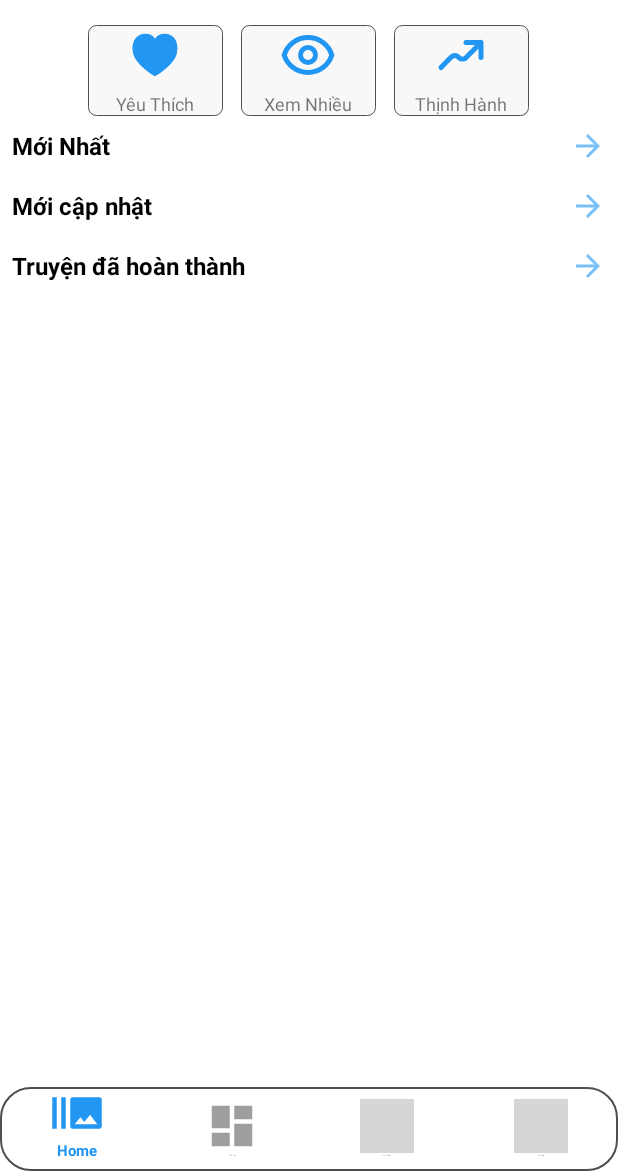
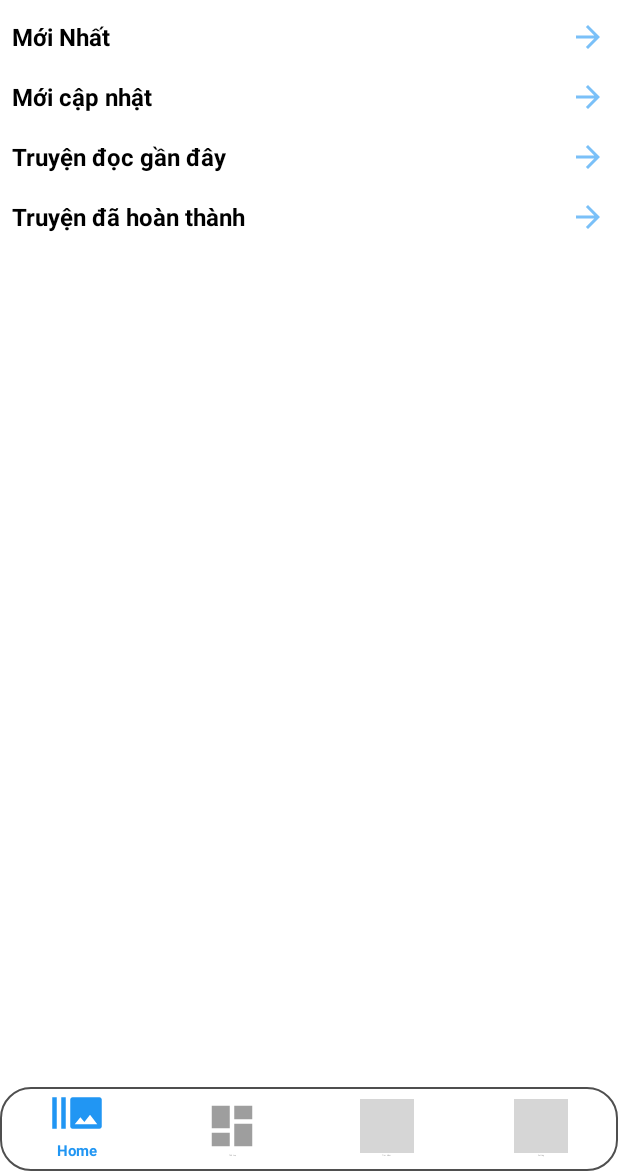
Before and after one commit to HandQ2212/ProReadApp, an Android app: the screen it shows after launch (MainActivity), on a phone screen of 412 x 824 dp, the part 65-1236 px from its top. Run offline under Robolectric (Android 15) with nearby library versions, the phone set to English and light mode, and no system bars; our stand-ins replace Room's generated code, navigation-ui; grey boxes are pictures that could not be loaded.

Commit message:
feat: them muc truyen doc gan day

```diff
--- a/App Mobile/app/src/main/java/com/example/proreadapp/dao/StoryDao.java
+++ b/App Mobile/app/src/main/java/com/example/proreadapp/dao/StoryDao.java
@@ -55,6 +55,12 @@ public interface StoryDao {
     @Query("SELECT * FROM stories WHERE status = 1")
     LiveData<List<Story>> getCompleteStories();
 
+    @Query("UPDATE stories SET lastReadAt = :timestamp WHERE id = :storyId")
+    void updateLastReadTime(String storyId, long timestamp);
+
+    @Query("SELECT * FROM stories ORDER BY lastReadAt DESC LIMIT 10")
+    LiveData<List<Story>> getRecentlyReadStories();
+
 
     // Chèn hoặc bỏ qua nếu trùng key
     @Insert(onConflict = OnConflictStrategy.IGNORE)
--- a/App Mobile/app/src/main/java/com/example/proreadapp/model/Story.java
+++ b/App Mobile/app/src/main/java/com/example/proreadapp/model/Story.java
@@ -20,6 +20,7 @@ public class Story {
 
     private long createdAt;
     private long updatedAt;
+    private long lastReadAt;
     private boolean status;
 
     public Story(@NonNull String id, String title, String author, String info, String description, Integer imageResId, String imageUri) {
@@ -93,4 +94,12 @@ public class Story {
     public void setImageUri(String imageUri) {
         this.imageUri = imageUri;
     }
+
+    public long getLastReadAt() {
+        return lastReadAt;
+    }
+
+    public void setLastReadAt(long lastReadAt) {
+        this.lastReadAt = lastReadAt;
+    }
 }
--- a/App Mobile/app/src/main/java/com/example/proreadapp/repository/StoryRepository.java
+++ b/App Mobile/app/src/main/java/com/example/proreadapp/repository/StoryRepository.java
@@ -64,6 +64,7 @@ public class StoryRepository {
     }
 
 
+
     public LiveData<List<Chapter>> getChaptersByStoryId(String storyId) {
         return chapterDao.getChaptersByStoryId(storyId);
     }
@@ -75,6 +76,15 @@ public class StoryRepository {
     public LiveData<List<Story>> getRecentlyUpdatedStories() {
         return storyDao.getRecentlyUpdatedStories();
     }
+
+    public LiveData<List<Story>> getRecentlyReadStories() {
+        return storyDao.getRecentlyReadStories();
+    }
+
+    public void updateLastReadTime(String storyId, long timestamp) {
+        storyDao.updateLastReadTime(storyId, timestamp);
+    }
+
 
     public LiveData<List<Category>> getCategoriesByStoryId(String storyId) {
         return storyDao.getCategoriesByStoryId(storyId);
--- a/App Mobile/app/src/main/java/com/example/proreadapp/view/StoryAddEditActivity.java
+++ b/App Mobile/app/src/main/java/com/example/proreadapp/view/StoryAddEditActivity.java
@@ -188,6 +188,7 @@ public class StoryAddEditActivity extends AppCompatActivity {
 
         Story story = new Story(storyId, title, author, info, description, R.drawable.ic_image_placeholder, imageUriString);
         storyViewModel.insertStory(story);
+        story.setLastReadAt(0);
 
         // Cập nhật danh sách thể loại cho truyện
         List<Category> selectedCategories = categoryAdapter.getSelectedCategories();
--- a/App Mobile/app/src/main/java/com/example/proreadapp/view/StoryDetailActivity.java
+++ b/App Mobile/app/src/main/java/com/example/proreadapp/view/StoryDetailActivity.java
@@ -35,11 +35,12 @@ public class StoryDetailActivity extends AppCompatActivity {
         }
 
         storyDetailViewModel = new ViewModelProvider(this).get(StoryDetailViewModel.class);
-
         String storyIdStr = getIntent().getStringExtra("storyId");
         if (storyIdStr != null) {
             storyDetailViewModel.loadStoryById(storyIdStr);
         }
+        storyDetailViewModel.updateLastReadTime(storyIdStr);
+
 
         storyDetailViewModel.getStoryLiveData().observe(this, story -> {
             if (story != null) {
--- a/App Mobile/app/src/main/java/com/example/proreadapp/view/fragment/HomeFragment.java
+++ b/App Mobile/app/src/main/java/com/example/proreadapp/view/fragment/HomeFragment.java
@@ -113,6 +113,30 @@ public class HomeFragment extends Fragment{
             binding.recyclerViewComplete.setLayoutManager(new LinearLayoutManager(getContext(), LinearLayoutManager.HORIZONTAL, false));
             binding.recyclerViewComplete.setAdapter(adapter);
         });
+
+        viewModel.getLastReadStoryList().observe(getViewLifecycleOwner(), stories -> {
+            if (stories != null) {
+                List<Story> filteredStories = new ArrayList<>();
+                for (Story s : stories) {
+                    if (s.getLastReadAt() > 0) {
+                        filteredStories.add(s);
+                    }
+                }
+
+                StoryAdapter adapter = new StoryAdapter(requireContext(), filteredStories, new StoryAdapter.OnStoryClickListener() {
+                    @Override
+                    public void onStoryClick(String storyId) {
+                        Intent intent = new Intent(requireContext(), StoryDetailActivity.class);
+                        intent.putExtra("storyId", storyId);
+                        startActivity(intent);
+                        Toast.makeText(requireContext(), "Clicked on story ID: " + storyId, Toast.LENGTH_SHORT).show();
+                    }
+                });
+                binding.recyclerViewLastRead.setLayoutManager(new LinearLayoutManager(getContext(), LinearLayoutManager.HORIZONTAL, false));
+                binding.recyclerViewLastRead.setAdapter(adapter);
+            }
+        });
+
     }
 
     @Override
--- a/App Mobile/app/src/main/java/com/example/proreadapp/viewmodel/HomeViewModel.java
+++ b/App Mobile/app/src/main/java/com/example/proreadapp/viewmodel/HomeViewModel.java
@@ -17,6 +17,7 @@ public class HomeViewModel extends ViewModel {
     private final LiveData<List<Story>> newestStoryList;
     private final LiveData<List<Story>> recentlyUpdatedStoryList;
     private final LiveData<List<Story>> completeStoryList;
+    private final LiveData<List<Story>> lastReadStoryList;
 
     private final MutableLiveData<List<String>> selectedStoryIds = new MutableLiveData<>();
     private final MutableLiveData<Boolean> navigateToShowList = new MutableLiveData<>();
@@ -27,6 +28,8 @@ public class HomeViewModel extends ViewModel {
         newestStoryList = storyRepository.getNewestStories();
         recentlyUpdatedStoryList = storyRepository.getRecentlyUpdatedStories();
         completeStoryList = storyRepository.getCompleteStories();
+        lastReadStoryList = storyRepository.getRecentlyReadStories();
+
     }
 
 
@@ -38,9 +41,8 @@ public class HomeViewModel extends ViewModel {
         return recentlyUpdatedStoryList;
     }
 
-    public LiveData<List<Story>> getCompleteStoryList() {
-        return completeStoryList;
-    }
+    public LiveData<List<Story>> getCompleteStoryList() { return completeStoryList; }
+    public LiveData<List<Story>> getLastReadStoryList() {   return lastReadStoryList;   }
 
     public LiveData<List<String>> getSelectedStoryIds() {
         return selectedStoryIds;
--- a/App Mobile/app/src/main/java/com/example/proreadapp/viewmodel/StoryDetailViewModel.java
+++ b/App Mobile/app/src/main/java/com/example/proreadapp/viewmodel/StoryDetailViewModel.java
@@ -15,11 +15,14 @@ import com.example.proreadapp.model.Story;
 import com.example.proreadapp.repository.StoryRepository;
 
 import java.util.List;
+import java.util.concurrent.Executor;
+import java.util.concurrent.Executors;
 
 public class StoryDetailViewModel extends AndroidViewModel {
     private final StoryRepository repository;
     private final ChapterDao chapterDao;
     private final MutableLiveData<Story> storyLiveData = new MutableLiveData<>();
+    private final Executor executor = Executors.newSingleThreadExecutor();
 
     public StoryDetailViewModel(@NonNull Application application) {
         super(application);
@@ -41,4 +44,10 @@ public class StoryDetailViewModel extends AndroidViewModel {
         return chapterDao.getChaptersByStoryId(storyId);
     }
 
+    public void updateLastReadTime(String storyId) {
+        executor.execute(() -> {
+            repository.updateLastReadTime(storyId, System.currentTimeMillis());
+        });    }
+
+
 }
--- a/App Mobile/app/src/main/res/layout/fragment_home.xml
+++ b/App Mobile/app/src/main/res/layout/fragment_home.xml
@@ -28,91 +28,6 @@
             android:layout_height="wrap_content"
             android:orientation="vertical"
             android:padding="8dp">
-
-            <!--Hàng các nút Yêu Thích, Xem Nhiều, Thịnh Hành-->
-            <LinearLayout
-                android:layout_width="match_parent"
-                android:layout_height="wrap_content"
-                android:layout_marginTop="12dp"
-                android:gravity="center"
-                android:orientation="horizontal"
-                android:weightSum="4">
-
-                <!--Yêu thích-->
-                <LinearLayout
-                    android:id="@+id/layoutFavorite"
-                    android:layout_width="0dp"
-                    android:layout_height="wrap_content"
-                    android:layout_weight="1"
-                    android:layout_marginStart="6dp"
-                    android:layout_marginEnd="6dp"
-                    android:gravity="center"
-                    android:orientation="vertical"
-                    android:background="@drawable/bg_layout_oval_xam">
-
-                    <ImageView
-                        android:layout_width="40dp"
-                        android:layout_height="40dp"
-                        android:src="@drawable/love_svgrepo_com"/>
-
-                    <TextView
-                        android:layout_width="wrap_content"
-                        android:layout_height="wrap_content"
-                        android:layout_marginTop="4dp"
-                        android:text="Yêu Thích"
-                        android:textSize="12sp" />
-                </LinearLayout>
-
-                <!--Xem nhiều-->
-                <LinearLayout
-                    android:id="@+id/layoutMostView"
-                    android:layout_width="0dp"
-                    android:layout_height="wrap_content"
-                    android:layout_weight="1"
-                    android:layout_marginStart="6dp"
-                    android:layout_marginEnd="6dp"
-                    android:gravity="center"
-                    android:orientation="vertical"
-                    android:background="@drawable/bg_layout_oval_xam">
-
-                    <ImageView
-                        android:layout_width="40dp"
-                        android:layout_height="40dp"
-                        android:src="@drawable/eye_svgrepo_com"/>
-
-                    <TextView
-                        android:layout_width="wrap_content"
-                        android:layout_height="wrap_content"
-                        android:layout_marginTop="4dp"
-                        android:text="Xem Nhiều"
-                        android:textSize="12sp" />
-                </LinearLayout>
-
-                <!--Thịnh hành-->
-                <LinearLayout
-                    android:id="@+id/layoutTrending"
-                    android:layout_width="0dp"
-                    android:layout_height="wrap_content"
-                    android:layout_weight="1"
-                    android:layout_marginStart="6dp"
-                    android:layout_marginEnd="6dp"
-                    android:gravity="center"
-                    android:orientation="vertical"
-                    android:background="@drawable/bg_layout_oval_xam">
-
-                    <ImageView
-                        android:layout_width="40dp"
-                        android:layout_height="40dp"
-                        android:src="@drawable/trending_up_svgrepo_com"/>
-
-                    <TextView
-                        android:layout_width="wrap_content"
-                        android:layout_height="wrap_content"
-                        android:layout_marginTop="4dp"
-                        android:text="Thịnh Hành"
-                        android:textSize="12sp" />
-                </LinearLayout>
-            </LinearLayout>
 
             <!-- Mục Mới Nhất -->
             <LinearLayout
@@ -197,6 +112,47 @@
                     android:scrollbars="none" />
             </LinearLayout>
 
+            <!-- Mục truyện đọc gần đây -->
+            <LinearLayout
+                android:layout_width="match_parent"
+                android:layout_height="wrap_content"
+                android:orientation="vertical">
+                <LinearLayout
+                    xmlns:app="http://schemas.android.com/apk/res-auto"
+                    xmlns:tools="http://schemas.android.com/tools"
+                    android:layout_width="match_parent"
+                    android:layout_height="wrap_content"
+                    android:orientation="horizontal"
+                    android:gravity="center_vertical"
+                    android:layout_marginTop="8dp">
+
+                    <TextView
+                        android:layout_width="0dp"
+                        android:layout_height="wrap_content"
+                        android:layout_weight="1"
+                        android:text="Truyện đọc gần đây"
+                        android:textColor="@color/text_color"
+                        android:textStyle="bold"
+                        android:textSize="16sp" />
+
+                    <ImageView
+                        android:layout_width="24dp"
+                        android:layout_height="24dp"
+                        android:src="@drawable/ic_arrow_right"
+                        app:tint="@color/blue"
+                        app:layout_constraintTop_toTopOf="parent"
+                        tools:ignore="VectorPath" />
+                </LinearLayout>
+
+                <androidx.recyclerview.widget.RecyclerView
+                    android:id="@+id/recyclerViewLastRead"
+                    android:layout_width="match_parent"
+                    android:layout_height="wrap_content"
+                    android:layout_marginBottom="8dp"
+                    android:overScrollMode="never"
+                    android:scrollbars="none" />
+            </LinearLayout>
+
             <!-- Mục truyện đã hoàn thành -->
             <LinearLayout
                 android:layout_width="match_parent"
```
